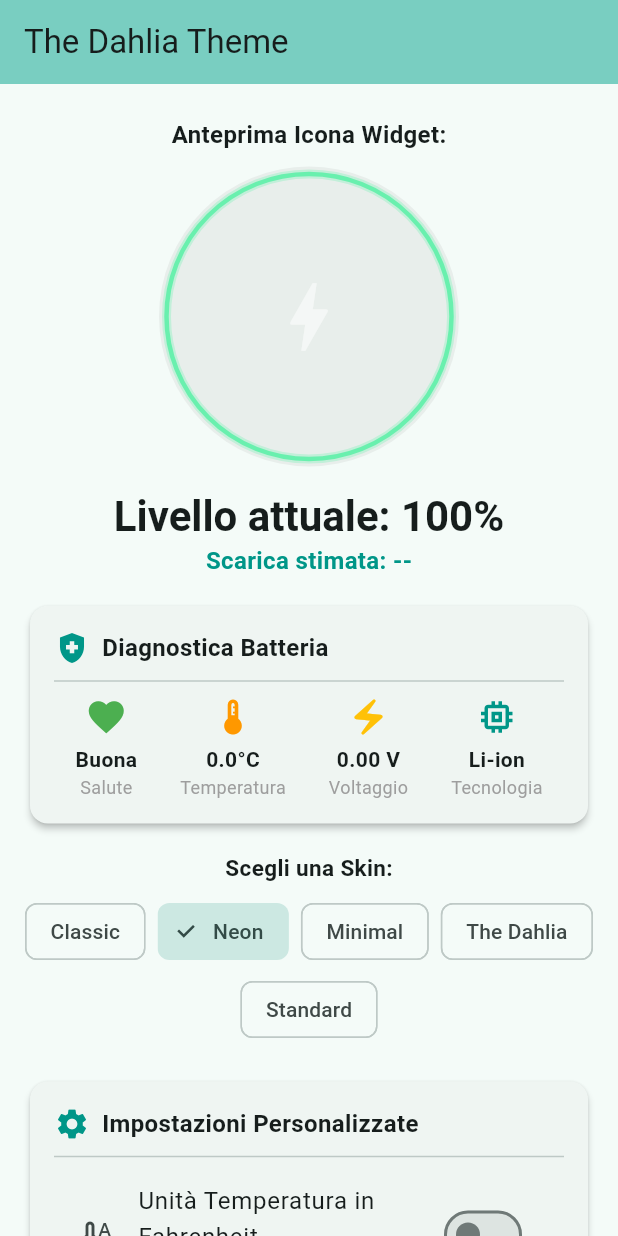
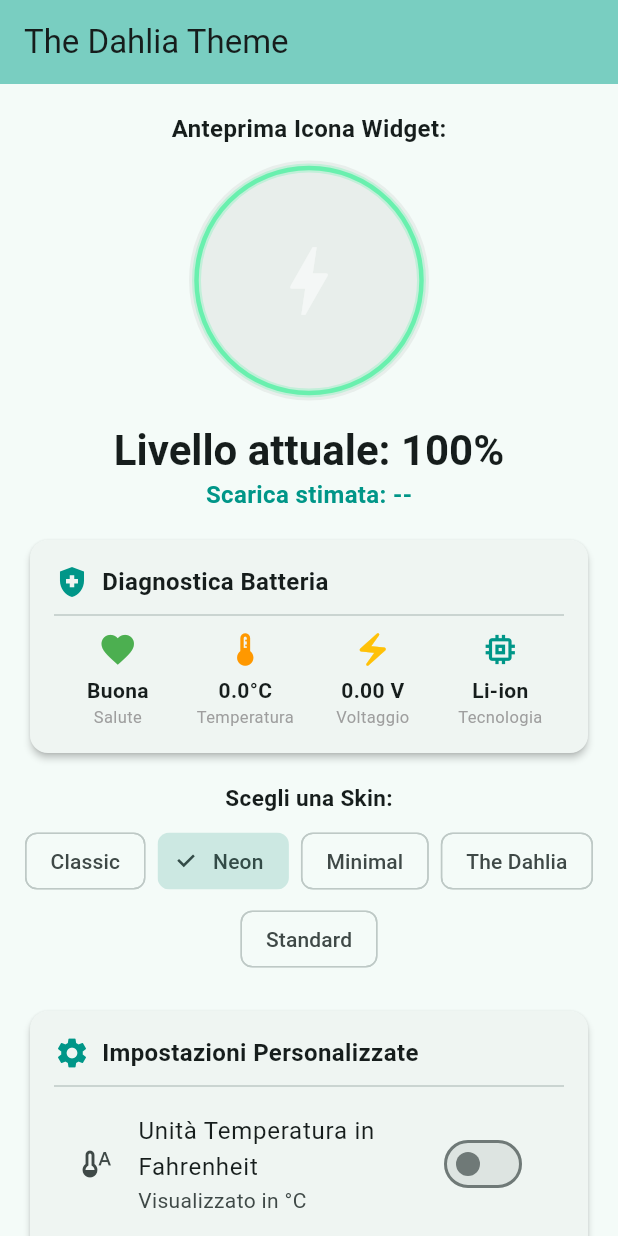
Before and after one commit to Deflomick/dahlia_battery_widget, a Flutter app: the screen it shows after launch, on a phone screen of 412 x 824 dp. Run offline on Flutter 3.47's test engine with Material 3 defaults, Android fonts, the phone set to English and light mode, and no system bars; our stand-ins replace battery_plus, shared_preferences; missing offline and left inert: flutter_foreground_task, flutter_overlay_window, home_widget.

Commit message:
fix: use Dahlia notification icon, remove debug banner and fix bottom layout overlap

```diff
--- a/lib/main.dart
+++ b/lib/main.dart
@@ -33,6 +33,9 @@ class DahliaBatteryApp extends StatelessWidget {
       theme: ThemeData(
         colorScheme: ColorScheme.fromSeed(seedColor: Colors.teal),
         useMaterial3: true,
+        snackBarTheme: const SnackBarThemeData(
+          behavior: SnackBarBehavior.floating,
+        ),
       ),
       home: const HomeScreen(title: 'The Dahlia Theme'),
     );
--- a/lib/screens/home_screen.dart
+++ b/lib/screens/home_screen.dart
@@ -168,18 +168,18 @@ class _HomeScreenState extends State<HomeScreen> {
     });
   }
 
-  Widget _buildPreviewImage() {
+  Widget _buildPreviewImage({double size = 160}) {
     return BatteryImageWidget(
       selectedSkin: _selectedSkin,
       batteryLevel: _batteryLevel,
       enableGlow: _enableGlow,
-      size: 200,
+      size: size,
     );
   }
 
   Future<void> _updateWidget({bool silent = false}) async {
     await _batteryService.updateBatteryWidget(
-      customImageWidget: _buildPreviewImage(),
+      customImageWidget: _buildPreviewImage(size: 200),
       temp: _temp,
       isFahrenheit: _isFahrenheit,
       isCharging: _isCharging,
@@ -235,8 +235,9 @@ class _HomeScreenState extends State<HomeScreen> {
         title: Text(widget.title),
         elevation: 2,
       ),
-      body: SingleChildScrollView(
-        padding: const EdgeInsets.symmetric(horizontal: 16, vertical: 12),
+      body: SafeArea(
+        child: SingleChildScrollView(
+          padding: const EdgeInsets.fromLTRB(16, 8, 16, 36),
           child: Column(
             children: <Widget>[
               const SizedBox(height: 10),
@@ -337,7 +338,10 @@ class _HomeScreenState extends State<HomeScreen> {
                     child: ElevatedButton.icon(
                       onPressed: _updateWidget,
                       icon: const Icon(Icons.sync),
-                    label: const Text('Applica ai Widget'),
+                      label: const FittedBox(
+                        fit: BoxFit.scaleDown,
+                        child: Text('Applica ai Widget'),
+                      ),
                       style: ElevatedButton.styleFrom(
                         padding: const EdgeInsets.symmetric(vertical: 14),
                       ),
@@ -348,7 +352,10 @@ class _HomeScreenState extends State<HomeScreen> {
                     child: ElevatedButton.icon(
                       onPressed: _toggleOverlay,
                       icon: const Icon(Icons.layers),
-                    label: const Text('Toggle Overlay'),
+                      label: const FittedBox(
+                        fit: BoxFit.scaleDown,
+                        child: Text('Toggle Overlay'),
+                      ),
                       style: ElevatedButton.styleFrom(
                         padding: const EdgeInsets.symmetric(vertical: 14),
                         backgroundColor: Colors.teal.shade100,
@@ -357,8 +364,9 @@ class _HomeScreenState extends State<HomeScreen> {
                   ),
                 ],
               ),
-            const SizedBox(height: 25),
+              const SizedBox(height: 36),
             ],
+          ),
         ),
       ),
     );
--- a/lib/services/foreground_service.dart
+++ b/lib/services/foreground_service.dart
@@ -59,9 +59,9 @@ Future<void> startForegroundService({int intervalMs = 60000}) async {
       channelImportance: NotificationChannelImportance.LOW,
       priority: NotificationPriority.LOW,
       iconData: const NotificationIconData(
-        resType: ResourceType.mipmap,
+        resType: ResourceType.drawable,
         resPrefix: ResourcePrefix.ic,
-        name: 'launcher',
+        name: 'dahlia_mid',
       ),
     ),
     iosNotificationOptions: const IOSNotificationOptions(),
--- a/lib/widgets/diagnostic_card.dart
+++ b/lib/widgets/diagnostic_card.dart
@@ -44,29 +44,37 @@ class DiagnosticCard extends StatelessWidget {
             Row(
               mainAxisAlignment: MainAxisAlignment.spaceAround,
               children: [
-                _diagnosticItem(
+                Expanded(
+                  child: _diagnosticItem(
                     "Salute",
                     health,
                     Icons.favorite,
                     Colors.green,
                   ),
-                _diagnosticItem(
+                ),
+                Expanded(
+                  child: _diagnosticItem(
                     "Temperatura",
                     "${displayTemp.toStringAsFixed(1)}$tempUnit",
                     Icons.thermostat,
                     temp > 38 ? Colors.red : Colors.orange,
                   ),
-                _diagnosticItem(
+                ),
+                Expanded(
+                  child: _diagnosticItem(
                     "Voltaggio",
                     "${voltage.toStringAsFixed(2)} V",
                     Icons.electric_bolt,
                     Colors.amber,
                   ),
-                _diagnosticItem(
+                ),
+                Expanded(
+                  child: _diagnosticItem(
                     "Tecnologia",
                     technology,
                     Icons.memory,
                     Colors.teal,
+                  ),
                 ),
               ],
             ),
@@ -83,16 +91,23 @@ class DiagnosticCard extends StatelessWidget {
     Color color,
   ) {
     return Column(
+      mainAxisSize: MainAxisSize.min,
       children: [
-        Icon(icon, color: color, size: 28),
+        Icon(icon, color: color, size: 26),
         const SizedBox(height: 4),
-        Text(
+        FittedBox(
+          fit: BoxFit.scaleDown,
+          child: Text(
             value,
             style: const TextStyle(fontWeight: FontWeight.bold, fontSize: 14),
           ),
-        Text(
+        ),
+        FittedBox(
+          fit: BoxFit.scaleDown,
+          child: Text(
             label,
-          style: const TextStyle(color: Colors.grey, fontSize: 12),
+            style: const TextStyle(color: Colors.grey, fontSize: 11),
+          ),
         ),
       ],
     );
```
Lines whose indentation alone changed are shown as unchanged.
